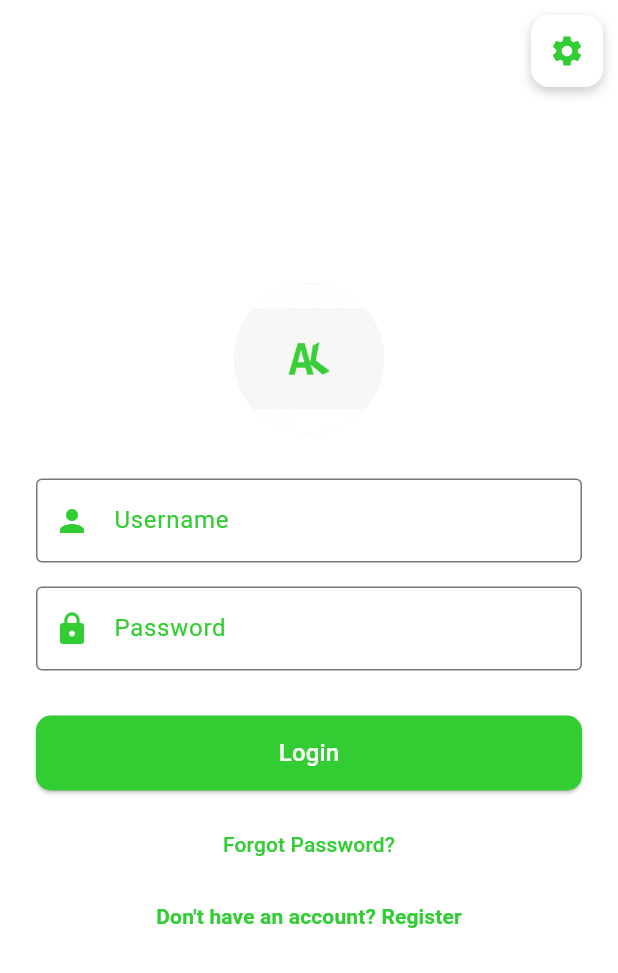
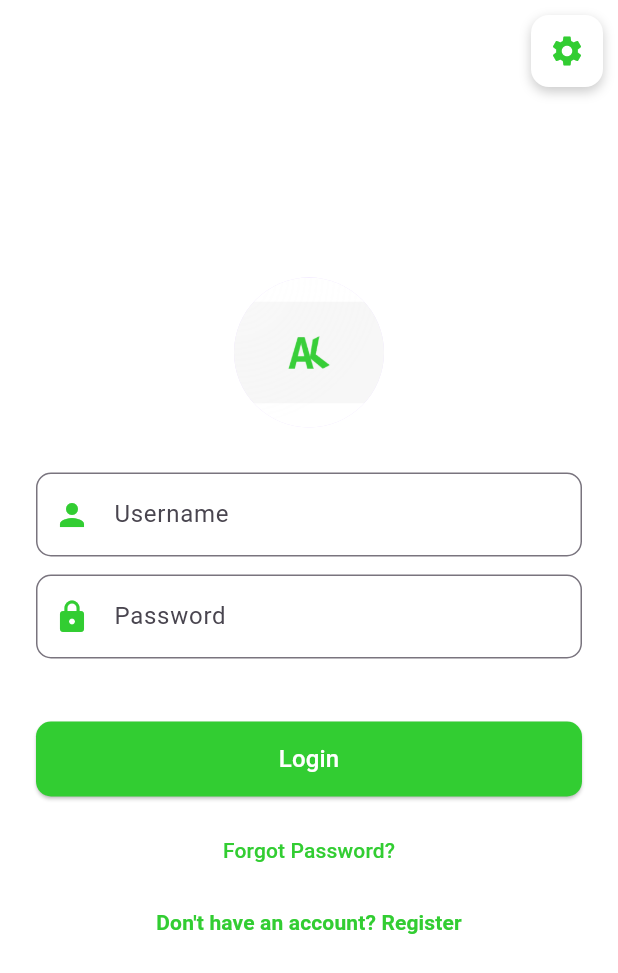
Before and after one commit to Mabot17/arta_krama, a Flutter app: the screen it shows after launch, on a phone screen of 412 x 824 dp. Shown: the top 973 px of the screen. Run offline on Flutter 3.47's test engine with Material 3 defaults, Android fonts, the phone set to English and light mode, and no system bars; our stand-ins replace file_picker, fl_chart, flutter_screenutil, flutter_svg, get, get_storage and 3 more; accounts and stored records are empty.

Commit message:
penyesuaian overflow login

```diff
--- a/lib/modules/auth/login/views/auth_login_view.dart
+++ b/lib/modules/auth/login/views/auth_login_view.dart
@@ -1,6 +1,7 @@
 import 'package:get/get.dart';
 import 'package:flutter/material.dart';
 import 'package:arta_krama/modules/auth/login/controllers/auth_login_controller.dart';
+import 'package:arta_krama/widgets/widget_textfield.dart';
 
 class LoginView extends StatelessWidget {
   final TextEditingController usernameController = TextEditingController();
@@ -14,8 +15,14 @@ class LoginView extends StatelessWidget {
       body: SafeArea(
         child: Stack(
           children: [
-            Padding(
-              padding: const EdgeInsets.all(24.0),
+            SingleChildScrollView(
+              padding: EdgeInsets.only(
+                left: 24,
+                right: 24,
+                bottom: MediaQuery.of(context).viewInsets.bottom + 20,
+              ),
+              child: SizedBox(
+                height: MediaQuery.of(context).size.height - MediaQuery.of(context).padding.top,
                 child: Column(
                   mainAxisAlignment: MainAxisAlignment.center,
                   children: [
@@ -25,32 +32,25 @@ class LoginView extends StatelessWidget {
                     ),
                     const SizedBox(height: 30),
 
-                  // Username
-                  TextField(
+                    // Pakai WidgetTextField untuk username
+                    WidgetTextField(
+                      label: "Username",
+                      icon: Icons.person,
                       controller: usernameController,
-                    decoration: InputDecoration(
-                      labelText: "Username",
-                      labelStyle: const TextStyle(color: Color(0xFF32CD32)),
-                      border: OutlineInputBorder(),
-                      prefixIcon: const Icon(Icons.person, color: Color(0xFF32CD32)),
+                      color: const Color(0xFF32CD32),
                     ),
+
+                    // Password dengan isPassword true
+                    WidgetTextField(
+                      label: "Password",
+                      icon: Icons.lock,
+                      controller: passwordController,
+                      color: const Color(0xFF32CD32),
+                      isPassword: true,
                     ),
-                  const SizedBox(height: 16),
 
-                  // Password
-                  TextField(
-                    controller: passwordController,
-                    decoration: InputDecoration(
-                      labelText: "Password",
-                      labelStyle: const TextStyle(color: Color(0xFF32CD32)),
-                      border: OutlineInputBorder(),
-                      prefixIcon: const Icon(Icons.lock, color: Color(0xFF32CD32)),
-                    ),
-                    obscureText: true,
-                  ),
                     const SizedBox(height: 30),
 
-                  // Login
                     ElevatedButton(
                       onPressed: () {
                         controller.login(
@@ -58,7 +58,10 @@ class LoginView extends StatelessWidget {
                           passwordController.text.trim(),
                         );
                       },
-                    child: const Text("Login", style: TextStyle(fontSize: 16, color: Colors.white)),
+                      child: const Text(
+                        "Login",
+                        style: TextStyle(fontSize: 16, color: Colors.white),
+                      ),
                       style: ElevatedButton.styleFrom(
                         minimumSize: const Size(double.infinity, 50),
                         backgroundColor: const Color(0xFF32CD32),
@@ -67,41 +70,46 @@ class LoginView extends StatelessWidget {
                         ),
                       ),
                     ),
+
                     const SizedBox(height: 12),
 
-                  // Forgot Password
                     TextButton(
                       onPressed: () {},
-                    child: const Text("Forgot Password?", style: TextStyle(color: Color(0xFF32CD32))),
+                      child: const Text(
+                        "Forgot Password?",
+                        style: TextStyle(color: Color(0xFF32CD32)),
+                      ),
                     ),
 
-                  // Register
                     TextButton(
                       onPressed: () {
                         controller.handleMenuLoginTap({'route': '/register'});
                       },
                       child: const Text(
                         "Don't have an account? Register",
-                      style: TextStyle(color: Color(0xFF32CD32), fontWeight: FontWeight.bold),
+                        style: TextStyle(
+                          color: Color(0xFF32CD32),
+                          fontWeight: FontWeight.bold,
+                        ),
                       ),
                     ),
                   ],
                 ),
               ),
+            ),
 
-            // GEAR ICON di kanan atas
             Positioned(
               top: 10,
               right: 10,
               child: Container(
                 decoration: BoxDecoration(
-                  color: Colors.white, // Warna latar belakang kotak
-                  borderRadius: BorderRadius.circular(12), // Sudut membulat
+                  color: Colors.white,
+                  borderRadius: BorderRadius.circular(12),
                   boxShadow: [
                     BoxShadow(
-                      color: Colors.black.withOpacity(0.2), // Bayangan lembut
+                      color: Colors.black.withOpacity(0.2),
                       blurRadius: 6,
-                      offset: Offset(0, 3), // Arah bayangan
+                      offset: const Offset(0, 3),
                     ),
                   ],
                 ),
@@ -118,5 +126,4 @@ class LoginView extends StatelessWidget {
       ),
     );
   }
-
 }
```
Lines whose indentation alone changed are shown as unchanged.
